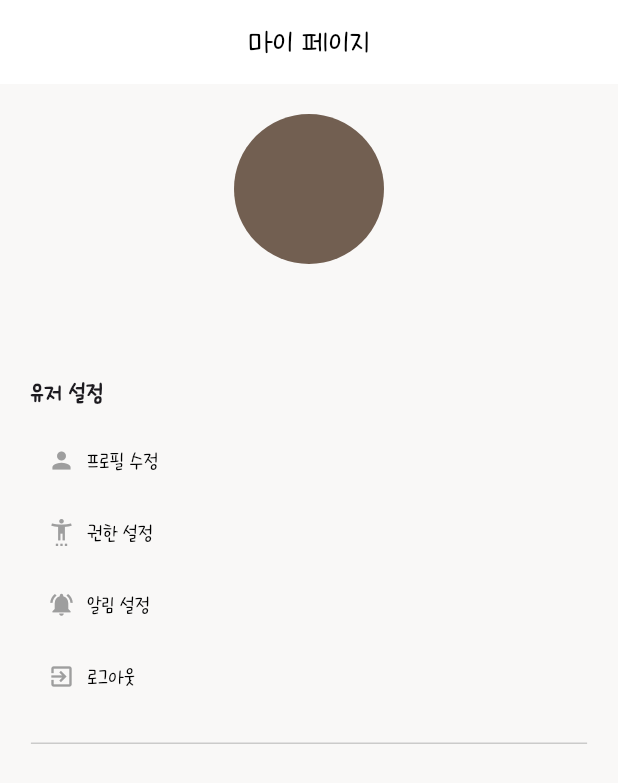
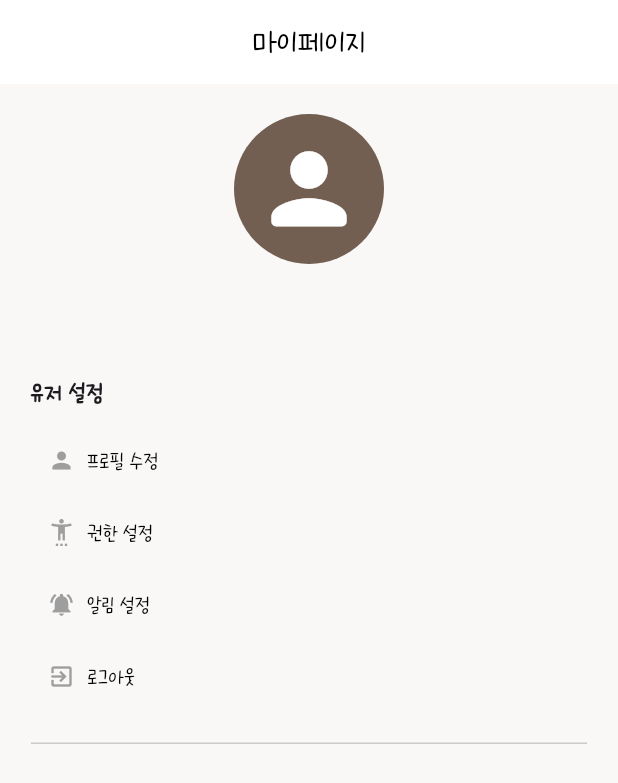
Before and after one commit to CoolCoolCoffee/CoolCoolCoffee, a Flutter app: the MyPage screen opened directly, on a phone screen of 412 x 824 dp. Shown: the top 783 px of the screen. Run offline on Flutter 3.47's test engine with Material 3 defaults, Android fonts, the phone set to English and light mode, and no system bars; our stand-ins replace cloud_firestore, firebase_auth, firebase_core, firebase_storage, fl_chart, flutter_local_notifications and 7 more; missing offline and left inert: dart:js_util, floating_action_bubble, flutter_health_connect, google_mlkit_text_recognition; accounts and stored records are empty.

Commit message:
마이페이지 user icon 추가

```diff
--- a/CoolCoolCoffee_FrontEnd/lib/page/my_page/my_page.dart
+++ b/CoolCoolCoffee_FrontEnd/lib/page/my_page/my_page.dart
@@ -70,7 +70,7 @@ class _MyPageState extends State<MyPage> {
         backgroundColor:  Color(0xffF9F8F7),
         appBar: AppBar(
           backgroundColor: Colors.white,
-          title: const Text('마이 페이지', style: TextStyle(color: Colors.black),),
+          title: const Text('마이페이지', style: TextStyle(color: Colors.black),),
           centerTitle: true,
         ),
         body: Center(
@@ -86,6 +86,7 @@ class _MyPageState extends State<MyPage> {
                     // 사용자 프로필 캐릭터나 사진..?, 일단 원 모양으로 해놓음
                     Center(
                       child: Container(
+                        child: Icon(Icons.person_rounded,color: Colors.white,size: 75,),
                         width: 100.0, // 원의 지름
                         height: 100.0, // 원의 지름
                         decoration: const BoxDecoration(
```
